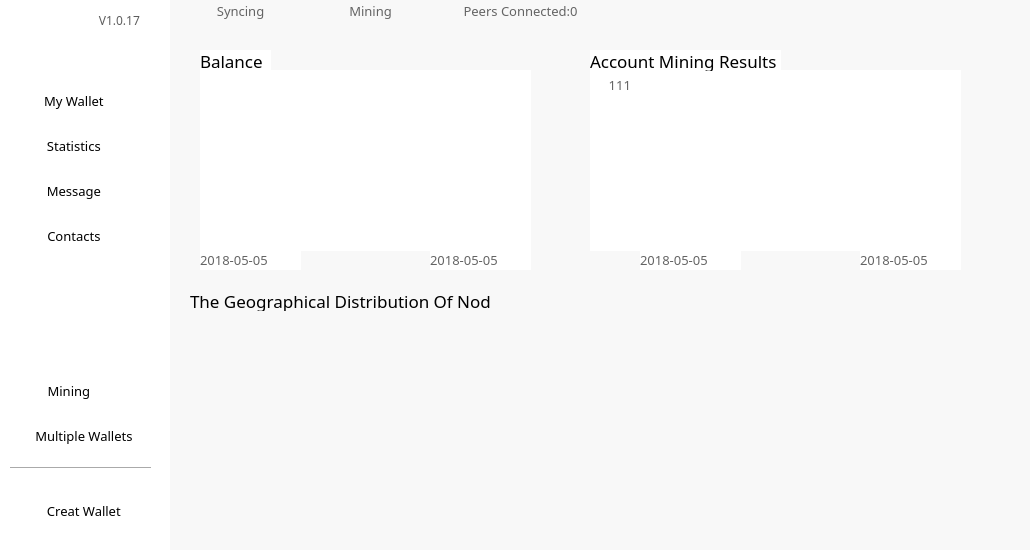
Above: Mainform_QT.ui from sleewa/WaltonWallet_Mac before the change. Below: the same form after it.
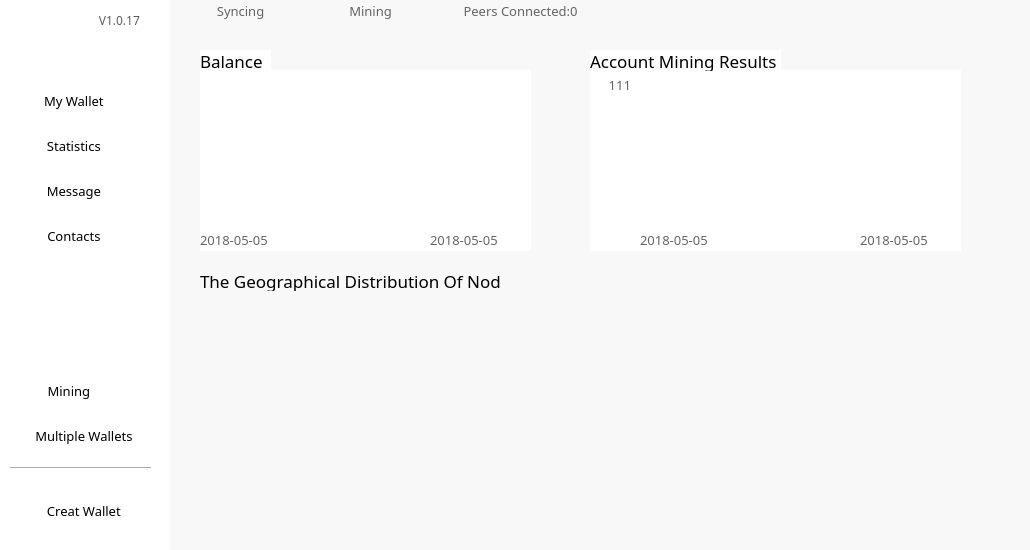
That is the form after the change. The open tabs and pages were chosen to show the change. Icons and pictures are not drawn.

The edit to the form file:
```diff
--- a/Mainform_QT.ui
+++ b/Mainform_QT.ui
@@ -3976,7 +3976,7 @@
     <widget class="QPushButton" name="pushButton_15">
      <property name="geometry">
       <rect>
-       <x>740</x>
+       <x>780</x>
        <y>460</y>
        <width>51</width>
        <height>51</height>
@@ -4008,7 +4008,7 @@
     <widget class="QPushButton" name="pushButton_16">
      <property name="geometry">
       <rect>
-       <x>740</x>
+       <x>780</x>
        <y>390</y>
        <width>51</width>
        <height>51</height>
@@ -4040,7 +4040,7 @@
     <widget class="QPushButton" name="pushButton_17">
      <property name="geometry">
       <rect>
-       <x>670</x>
+       <x>710</x>
        <y>390</y>
        <width>51</width>
        <height>51</height>
@@ -4072,7 +4072,7 @@
     <widget class="QPushButton" name="pushButton_18">
      <property name="geometry">
       <rect>
-       <x>670</x>
+       <x>710</x>
        <y>460</y>
        <width>51</width>
        <height>51</height>
@@ -4107,7 +4107,7 @@
        <x>20</x>
        <y>40</y>
        <width>351</width>
-       <height>241</height>
+       <height>221</height>
       </rect>
      </property>
      <property name="text">
@@ -4126,7 +4126,7 @@
        <x>410</x>
        <y>40</y>
        <width>391</width>
-       <height>241</height>
+       <height>221</height>
       </rect>
      </property>
      <property name="text">
@@ -4142,8 +4142,8 @@
     <widget class="QLabel" name="label_7">
      <property name="geometry">
       <rect>
-       <x>20</x>
-       <y>290</y>
+       <x>30</x>
+       <y>270</y>
        <width>301</width>
        <height>21</height>
       </rect>
@@ -4158,30 +4158,11 @@
       <string>The Geographical Distribution Of Nodes</string>
      </property>
     </widget>
-    <widget class="QLabel" name="label_8">
-     <property name="geometry">
-      <rect>
-       <x>30</x>
-       <y>320</y>
-       <width>631</width>
-       <height>221</height>
-      </rect>
-     </property>
-     <property name="text">
-      <string/>
-     </property>
-     <property name="pixmap">
-      <pixmap>pic/map.jpg</pixmap>
-     </property>
-     <property name="scaledContents">
-      <bool>true</bool>
-     </property>
-    </widget>
     <widget class="QPushButton" name="pushButton_19">
      <property name="geometry">
       <rect>
        <x>30</x>
-       <y>370</y>
+       <y>450</y>
        <width>41</width>
        <height>41</height>
       </rect>
@@ -4213,7 +4194,7 @@
      <property name="geometry">
       <rect>
        <x>30</x>
-       <y>320</y>
+       <y>380</y>
        <width>41</width>
        <height>41</height>
       </rect>
@@ -4375,7 +4356,7 @@
      <property name="geometry">
       <rect>
        <x>30</x>
-       <y>250</y>
+       <y>230</y>
        <width>101</width>
        <height>20</height>
       </rect>
@@ -4398,7 +4379,7 @@
      <property name="geometry">
       <rect>
        <x>260</x>
-       <y>250</y>
+       <y>230</y>
        <width>101</width>
        <height>20</height>
       </rect>
@@ -4421,7 +4402,7 @@
      <property name="geometry">
       <rect>
        <x>470</x>
-       <y>250</y>
+       <y>230</y>
        <width>101</width>
        <height>20</height>
       </rect>
@@ -4444,7 +4425,7 @@
      <property name="geometry">
       <rect>
        <x>690</x>
-       <y>250</y>
+       <y>230</y>
        <width>101</width>
        <height>20</height>
       </rect>
@@ -4489,6 +4470,67 @@
       <set>Qt::AlignRight|Qt::AlignTrailing|Qt::AlignVCenter</set>
      </property>
     </widget>
+    <widget class="QGraphicsView" name="graphicsView_7">
+     <property name="geometry">
+      <rect>
+       <x>35</x>
+       <y>301</y>
+       <width>661</width>
+       <height>241</height>
+      </rect>
+     </property>
+     <property name="styleSheet">
+      <string notr="true">background:transparent</string>
+     </property>
+     <property name="frameShape">
+      <enum>QFrame::NoFrame</enum>
+     </property>
+     <property name="frameShadow">
+      <enum>QFrame::Plain</enum>
+     </property>
+    </widget>
+    <widget class="QLabel" name="label_8">
+     <property name="geometry">
+      <rect>
+       <x>30</x>
+       <y>300</y>
+       <width>671</width>
+       <height>241</height>
+      </rect>
+     </property>
+     <property name="text">
+      <string/>
+     </property>
+     <property name="pixmap">
+      <pixmap>pic/mapA.jpg</pixmap>
+     </property>
+     <property name="scaledContents">
+      <bool>true</bool>
+     </property>
+    </widget>
+    <zorder>label_8</zorder>
+    <zorder>graphicsView_7</zorder>
+    <zorder>toolButton_33</zorder>
+    <zorder>toolButton_34</zorder>
+    <zorder>toolButton_35</zorder>
+    <zorder>pushButton_15</zorder>
+    <zorder>pushButton_16</zorder>
+    <zorder>pushButton_17</zorder>
+    <zorder>pushButton_18</zorder>
+    <zorder>label</zorder>
+    <zorder>label_5</zorder>
+    <zorder>label_7</zorder>
+    <zorder>pushButton_19</zorder>
+    <zorder>pushButton_20</zorder>
+    <zorder>graphicsView_5</zorder>
+    <zorder>graphicsView_6</zorder>
+    <zorder>label_42</zorder>
+    <zorder>label_73</zorder>
+    <zorder>label_74</zorder>
+    <zorder>label_75</zorder>
+    <zorder>label_76</zorder>
+    <zorder>label_77</zorder>
+    <zorder>label_78</zorder>
    </widget>
    <widget class="QWidget" name="p3">
     <widget class="QLabel" name="label_18">
```
Left out of the diff: 6 changed lines with no effect on the pictures.
